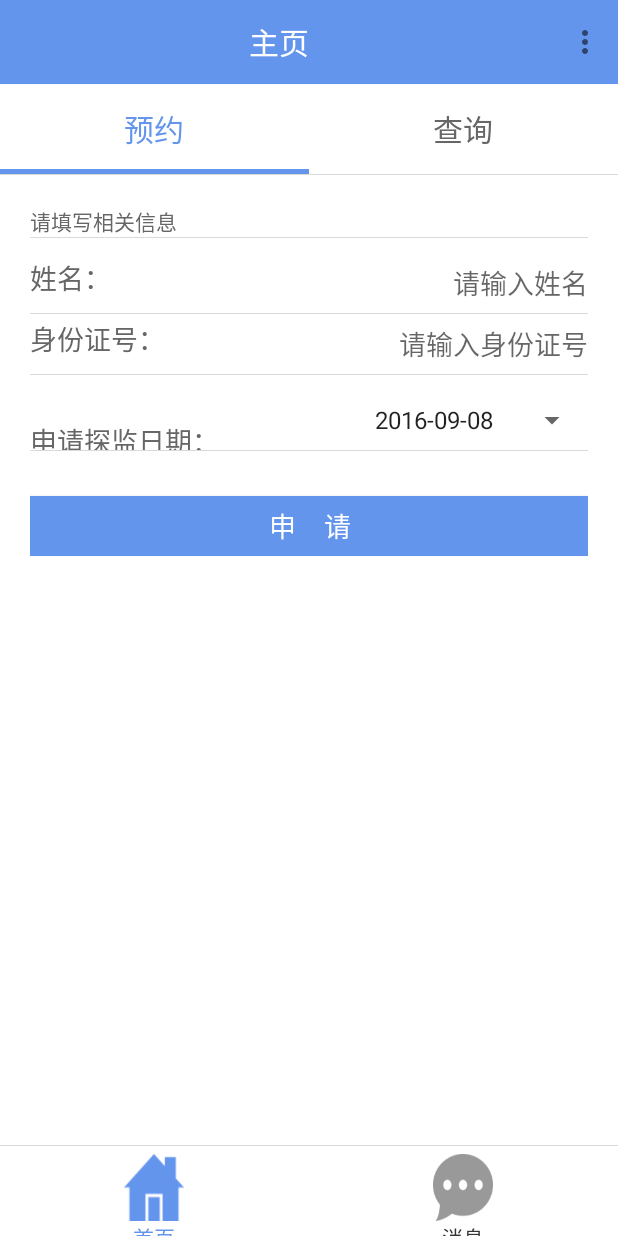
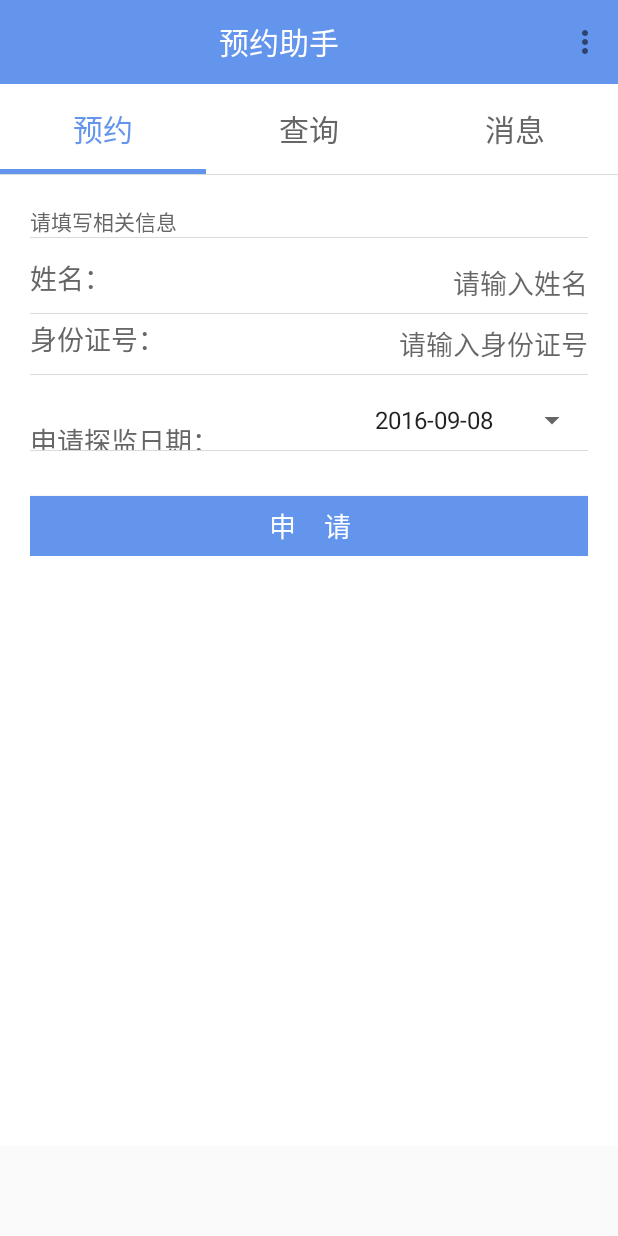
Before and after one commit to GKZX/ReservationAssistant, an Android app: the BookFragment screen opened directly, with no data from a screen before it, on a phone screen of 412 x 824 dp. Run offline under Robolectric (Android 15) with nearby library versions, the phone set to English and light mode, and no system bars; our stand-ins replace ButterKnife; libraries missing offline, so code that uses them is left out: com.netease.nimlib, retrofit2.adapter.rxjava, rx.android.schedulers, rx.schedulers; 3 statements that could not run were skipped.

```diff
--- a/ReservationAssistant/app/build.gradle
+++ b/ReservationAssistant/app/build.gradle
@@ -16,6 +16,12 @@ android {
             minifyEnabled false
             shrinkResources true
             proguardFiles getDefaultProguardFile('proguard-android.txt'), 'proguard-rules.pro'
+        }
+
+        debug {
+            versionNameSuffix "-debug"
+            minifyEnabled false
+            shrinkResources false
         }
     }
 }
--- a/ReservationAssistant/app/src/main/AndroidManifest.xml
+++ b/ReservationAssistant/app/src/main/AndroidManifest.xml
@@ -19,10 +19,10 @@
     <uses-permission android:name="android.permission.READ_PHONE_STATE"/>
 
     <permission
-        android:name="com.example.chenyu.ywtforpad.permission.RECEIVE_MSG"
+        android:name="com.gkzxhn.xjyyzs.permission.RECEIVE_MSG"
         android:protectionLevel="signature"/>
 
-    <uses-permission android:name="com.example.chenyu.ywtforpad.permission.RECEIVE_MSG"/>
+    <uses-permission android:name="com.gkzxhn.xjyyzs.permission.RECEIVE_MSG"/>
 
     <application
         android:name=".app.MyApp"
--- a/ReservationAssistant/app/src/main/java/com/gkzxhn/xjyyzs/activities/MainActivity.java
+++ b/ReservationAssistant/app/src/main/java/com/gkzxhn/xjyyzs/activities/MainActivity.java
@@ -3,32 +3,23 @@ package com.gkzxhn.xjyyzs.activities;
 import android.app.AlertDialog;
 import android.content.DialogInterface;
 import android.content.Intent;
-import android.graphics.drawable.Drawable;
 import android.support.v4.app.FragmentManager;
 import android.support.v4.app.FragmentTransaction;
 import android.view.Menu;
 import android.view.MenuItem;
 import android.view.View;
 import android.widget.FrameLayout;
-import android.widget.RadioButton;
-import android.widget.RadioGroup;
 import android.widget.TextView;
 import android.widget.Toast;
 
 import com.gkzxhn.xjyyzs.R;
 import com.gkzxhn.xjyyzs.base.BaseActivity;
-import com.gkzxhn.xjyyzs.base.BaseFragment;
 import com.gkzxhn.xjyyzs.fragments.HomeFragment;
-import com.gkzxhn.xjyyzs.fragments.MsgFragment;
-import com.gkzxhn.xjyyzs.utils.DensityUtil;
 import com.gkzxhn.xjyyzs.utils.Log;
 import com.gkzxhn.xjyyzs.utils.SPUtil;
 import com.netease.nimlib.sdk.NIMClient;
 import com.netease.nimlib.sdk.StatusCode;
 import com.netease.nimlib.sdk.auth.AuthService;
-
-import java.util.ArrayList;
-import java.util.List;
 
 import butterknife.BindView;
 import butterknife.ButterKnife;
@@ -43,14 +34,9 @@ public class MainActivity extends BaseActivity {
 
     private static final String TAG = "MainActivity";
     @BindView(R.id.fl_container) FrameLayout fl_container;
-    @BindView(R.id.rg_main_tabs) RadioGroup rg_main_tabs;
-    @BindView(R.id.rb_main_home) RadioButton rb_main_home;
-    @BindView(R.id.rb_main_msg) RadioButton rb_main_msg;
-    private List<BaseFragment> fragments = new ArrayList<>();
     private FragmentManager manager;
     private FragmentTransaction transaction = null;
     private HomeFragment homeFragment = null;
-    private MsgFragment msgFragment = null;
 
     private long mExitTime;//add by hzn 退出按键时间间隔
 
@@ -60,36 +46,15 @@ public class MainActivity extends BaseActivity {
     public View initView() {
         View view = View.inflate(this, R.layout.activity_main, null);
         ButterKnife.bind(this, view);
-        Drawable[] drawables = rb_main_home.getCompoundDrawables();
-        drawables[1].setBounds(0, DensityUtil.dip2px(getApplicationContext(), 5), 60, 75);
-        rb_main_home.setCompoundDrawables(drawables[0], drawables[1], drawables[2], drawables[3]);
-        Drawable[] drawables2 = rb_main_msg.getCompoundDrawables();
-        drawables2[1].setBounds(0, DensityUtil.dip2px(getApplicationContext(), 5), 60, 75);
-        rb_main_msg.setCompoundDrawables(drawables2[0], drawables2[1], drawables2[2], drawables2[3]);
         return view;
     }
 
     @Override
     protected void initData() {
         setSupportActionBar(tool_bar);
-        setTitleText("主页");
+        setTitleText("预约助手");
         initFragment();
         checkOnlineStatus();// 检查云信id在线状态
-        rg_main_tabs.setOnCheckedChangeListener(new RadioGroup.OnCheckedChangeListener() {
-            @Override
-            public void onCheckedChanged(RadioGroup group, int checkedId) {
-                switch (checkedId){
-                    case R.id.rb_main_home: // home
-                        switchFragment(0);
-                        setTitleText("首页");
-                        break;
-                    case R.id.rb_main_msg:// msg
-                        switchFragment(1);
-                        setTitleText("消息");
-                        break;
-                }
-            }
-        });
     }
 
     /**
@@ -159,36 +124,10 @@ public class MainActivity extends BaseActivity {
      * 初始化fragment
      */
     private void initFragment() {
-        fragments.clear();
         manager = getSupportFragmentManager();
         transaction = manager.beginTransaction();
-        if(homeFragment == null) {
-            homeFragment = new HomeFragment();
-            fragments.add(homeFragment);
-        }
-        transaction.add(R.id.fl_container, homeFragment);
-        if(msgFragment == null) {
-            msgFragment = new MsgFragment();
-            fragments.add(msgFragment);
-        }
-        transaction.add(R.id.fl_container, msgFragment);
-        transaction.show(homeFragment).hide(msgFragment);
-        transaction.commitAllowingStateLoss();
-    }
-
-    /**
-     * 切换fragment
-     * @param index
-     */
-    private void switchFragment(int index){
-        transaction = manager.beginTransaction();
-        for (int i = 0; i < fragments.size(); i++) {
-            if(index == i) {
-                transaction.show(fragments.get(index));
-            }else {
-                transaction.hide(fragments.get(i));
-            }
-        }
+        homeFragment = new HomeFragment();
+        transaction.replace(R.id.fl_container, homeFragment);
         transaction.commit();
     }
 
--- a/ReservationAssistant/app/src/main/java/com/gkzxhn/xjyyzs/fragments/HomeFragment.java
+++ b/ReservationAssistant/app/src/main/java/com/gkzxhn/xjyyzs/fragments/HomeFragment.java
@@ -25,6 +25,7 @@ public class HomeFragment extends BaseFragment {
 
     private SearchFragment searchFragment;
     private BookFragment bookFragment;
+    private MsgFragment msgFragment;
 
     @Override
     protected View initView() {
@@ -59,8 +60,10 @@ public class HomeFragment extends BaseFragment {
         HomeOptAdapter adapter = new HomeOptAdapter(getActivity().getSupportFragmentManager());
         searchFragment = new SearchFragment();
         bookFragment = new BookFragment();
+        msgFragment = new MsgFragment();
         adapter.addFragment(bookFragment, "预约");
         adapter.addFragment(searchFragment, "查询");
+        adapter.addFragment(msgFragment, "消息");
         vp_home_opt.setAdapter(adapter);
     }
 }
--- a/ReservationAssistant/app/src/main/java/com/gkzxhn/xjyyzs/requests/Constant.java
+++ b/ReservationAssistant/app/src/main/java/com/gkzxhn/xjyyzs/requests/Constant.java
@@ -9,6 +9,6 @@ package com.gkzxhn.xjyyzs.requests;
 
 public class Constant {
 
-    public static final String URL_HEAD = "http://10.93.1.201:3000/api/v1/";
+    public static final String URL_HEAD = "http://103.37.158.17:3000/api/v1/";
 
 }
--- a/ReservationAssistant/app/src/main/java/com/gkzxhn/xjyyzs/utils/Log.java
+++ b/ReservationAssistant/app/src/main/java/com/gkzxhn/xjyyzs/utils/Log.java
@@ -9,7 +9,7 @@ package com.gkzxhn.xjyyzs.utils;
 public class Log {
 
     public static boolean isDebug = true;// 是否需要打印Log，在application的onCreate方法里初始化
-    private static final String TAG = "GKPrison";// 默认TAG
+    private static final String TAG = "ReservationAssistant";// 默认TAG
 
     private Log(){
 
--- a/ReservationAssistant/app/src/main/res/layout/activity_main.xml
+++ b/ReservationAssistant/app/src/main/res/layout/activity_main.xml
@@ -10,41 +10,41 @@
         android:layout_marginBottom="60dp"
         android:background="@color/white"/>
 
-    <RadioGroup
-        android:id="@+id/rg_main_tabs"
-        android:layout_width="match_parent"
-        android:layout_height="60dp"
-        android:layout_alignParentBottom="true"
-        android:orientation="horizontal"
-        android:background="@color/white"
-        android:gravity="center_vertical">
-
-        <RadioButton
-            android:id="@+id/rb_main_home"
-            style="@style/main_tab_style"
-            android:drawableTop="@drawable/tab_home_bg_selector"
-            android:drawablePadding="5dp"
-            android:checked="true"
-            android:text="首页"/>
-
-        <RadioButton
-            android:id="@+id/rb_main_msg"
-            style="@style/main_tab_style"
-            android:drawableTop="@drawable/tab_msg_bg_selector"
-            android:drawablePadding="5dp"
-            android:text="消息"/>
+    <!--<RadioGroup-->
+        <!--android:id="@+id/rg_main_tabs"-->
+        <!--android:layout_width="match_parent"-->
+        <!--android:layout_height="60dp"-->
+        <!--android:layout_alignParentBottom="true"-->
+        <!--android:orientation="horizontal"-->
+        <!--android:background="@color/white"-->
+        <!--android:gravity="center_vertical">-->
 
         <!--<RadioButton-->
-            <!--android:id="@+id/rb_main_mine"-->
+            <!--android:id="@+id/rb_main_home"-->
             <!--style="@style/main_tab_style"-->
-            <!--android:drawableTop="@drawable/tab_mine_bg_selector"-->
+            <!--android:drawableTop="@drawable/tab_home_bg_selector"-->
             <!--android:drawablePadding="5dp"-->
-            <!--android:text="我的"/>-->
-    </RadioGroup>
+            <!--android:checked="true"-->
+            <!--android:text="首页"/>-->
 
-    <View
-        android:layout_width="match_parent"
-        android:layout_height="1px"
-        android:background="@color/et_hint"
-        android:layout_above="@+id/rg_main_tabs"/>
+        <!--<RadioButton-->
+            <!--android:id="@+id/rb_main_msg"-->
+            <!--style="@style/main_tab_style"-->
+            <!--android:drawableTop="@drawable/tab_msg_bg_selector"-->
+            <!--android:drawablePadding="5dp"-->
+            <!--android:text="消息"/>-->
+
+        <!--&lt;!&ndash;<RadioButton&ndash;&gt;-->
+            <!--&lt;!&ndash;android:id="@+id/rb_main_mine"&ndash;&gt;-->
+            <!--&lt;!&ndash;style="@style/main_tab_style"&ndash;&gt;-->
+            <!--&lt;!&ndash;android:drawableTop="@drawable/tab_mine_bg_selector"&ndash;&gt;-->
+            <!--&lt;!&ndash;android:drawablePadding="5dp"&ndash;&gt;-->
+            <!--&lt;!&ndash;android:text="我的"/>&ndash;&gt;-->
+    <!--</RadioGroup>-->
+
+    <!--<View-->
+        <!--android:layout_width="match_parent"-->
+        <!--android:layout_height="1px"-->
+        <!--android:background="@color/et_hint"-->
+        <!--android:layout_above="@+id/rg_main_tabs"/>-->
 </RelativeLayout>
```
Also changed, not shown: ReservationAssistant/app/src/main/java/com/gkzxhn/xjyyzs/activities/ChangePwdActivity.java (+4 -16 lines), ReservationAssistant/app/src/main/java/com/gkzxhn/xjyyzs/activities/LaunchActivity.java (+26 -0 lines), ReservationAssistant/app/src/main/java/com/gkzxhn/xjyyzs/activities/LoginActivity.java (+38 -25 lines), ReservationAssistant/app/src/main/java/com/gkzxhn/xjyyzs/activities/SetWorkerPhoneActivity.java (+10 -19 lines), ReservationAssistant/app/src/main/java/com/gkzxhn/xjyyzs/app/MyApp.java (+11 -0 lines), ReservationAssistant/app/src/main/java/com/gkzxhn/xjyyzs/fragments/BookFragment.java (+20 -30 lines), ReservationAssistant/app/src/main/java/com/gkzxhn/xjyyzs/fragments/SearchFragment.java (+10 -12 lines), ReservationAssistant/app/src/main/java/com/gkzxhn/xjyyzs/requests/methods/RequestMethods.java (added, +86 -0 lines).
